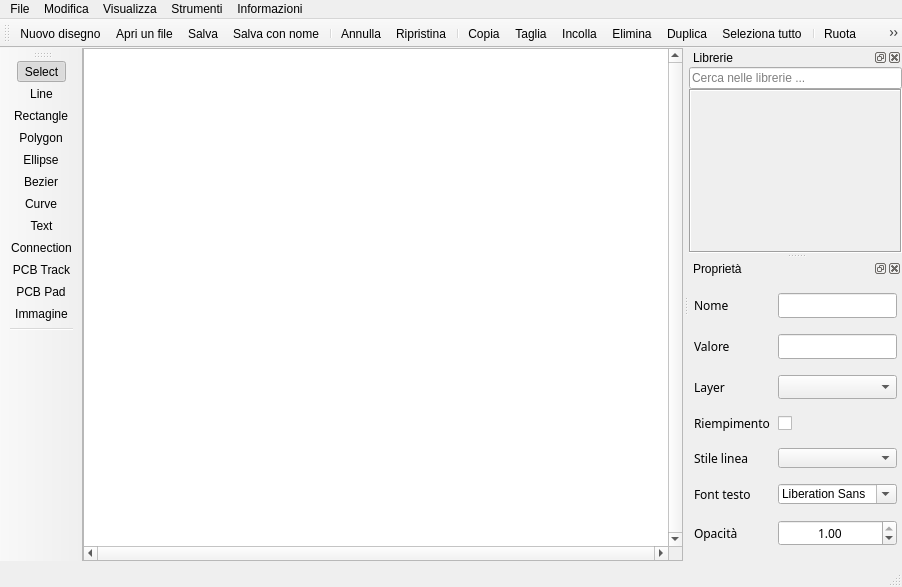
Qt form gui/mainwindow.ui (manufino/eSchema) before a commit.
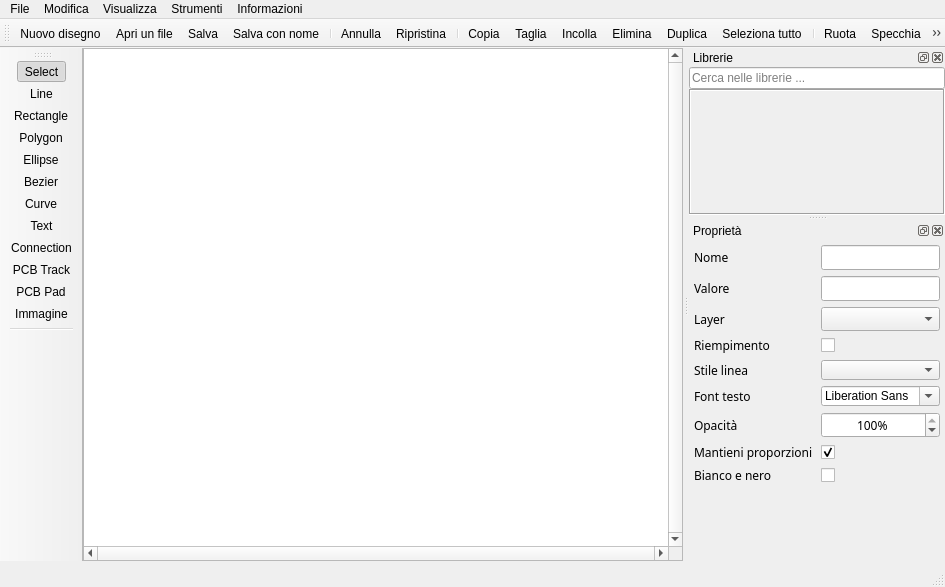
The same form after that commit. Icons and pictures are not drawn. Custom widgets are drawn as their Qt base class.

Commit message: Add opacity percentage, aspect-ratio lock and grayscale to the image properties

Patch:
```diff
--- a/gui/mainwindow.ui
+++ b/gui/mainwindow.ui
@@ -800,7 +800,7 @@
       </widget>
      </item>
      <item row="10" column="1">
-      <widget class="QDoubleSpinBox" name="dspinOpacity">
+      <widget class="QSpinBox" name="spinOpacity">
        <property name="minimumSize">
         <size>
          <width>119</width>
@@ -816,23 +816,76 @@
        <property name="alignment">
         <set>Qt::AlignCenter</set>
        </property>
-       <property name="decimals">
-        <number>2</number>
+       <property name="suffix">
+        <string>%</string>
        </property>
        <property name="minimum">
-        <double>0.000000000000000</double>
+        <number>1</number>
        </property>
        <property name="maximum">
-        <double>1.000000000000000</double>
-       </property>
-       <property name="singleStep">
-        <double>0.050000000000000</double>
+        <number>100</number>
        </property>
        <property name="value">
-        <double>1.000000000000000</double>
+        <number>100</number>
        </property>
       </widget>
      </item>
+     <item row="11" column="0">
+      <widget class="QLabel" name="label_10">
+       <property name="font">
+        <font>
+         <family>Hack</family>
+         <pointsize>9</pointsize>
+        </font>
+       </property>
+       <property name="text">
+        <string>Mantieni proporzioni</string>
+       </property>
+      </widget>
+     </item>
+     <item row="11" column="1">
+      <widget class="QCheckBox" name="checkBoxKeepAspectRatio">
+       <property name="text">
+        <string/>
+       </property>
+       <property name="checked">
+        <bool>true</bool>
+       </property>
+      </widget>
+     </item>
+     <item row="12" column="0">
+      <widget class="QLabel" name="label_11">
+       <property name="font">
+        <font>
+         <family>Hack</family>
+         <pointsize>9</pointsize>
+        </font>
+       </property>
+       <property name="text">
+        <string>Bianco e nero</string>
+       </property>
+      </widget>
+     </item>
+     <item row="12" column="1">
+      <widget class="QCheckBox" name="checkBoxGrayscale">
+       <property name="text">
+        <string/>
+       </property>
+      </widget>
+     </item>
+     <item row="13" column="0" colspan="2">
+      <spacer name="verticalSpacerProp">
+       <property name="orientation">
+        <enum>Qt::Vertical</enum>
+       </property>
+       <property name="sizeHint" stdset="0">
+        <size>
+         <width>20</width>
+         <height>40</height>
+        </size>
+       </property>
+      </spacer>
+     </item>
     </layout>
    </widget>
   </widget>
```
The commit also changes 5 other files.
